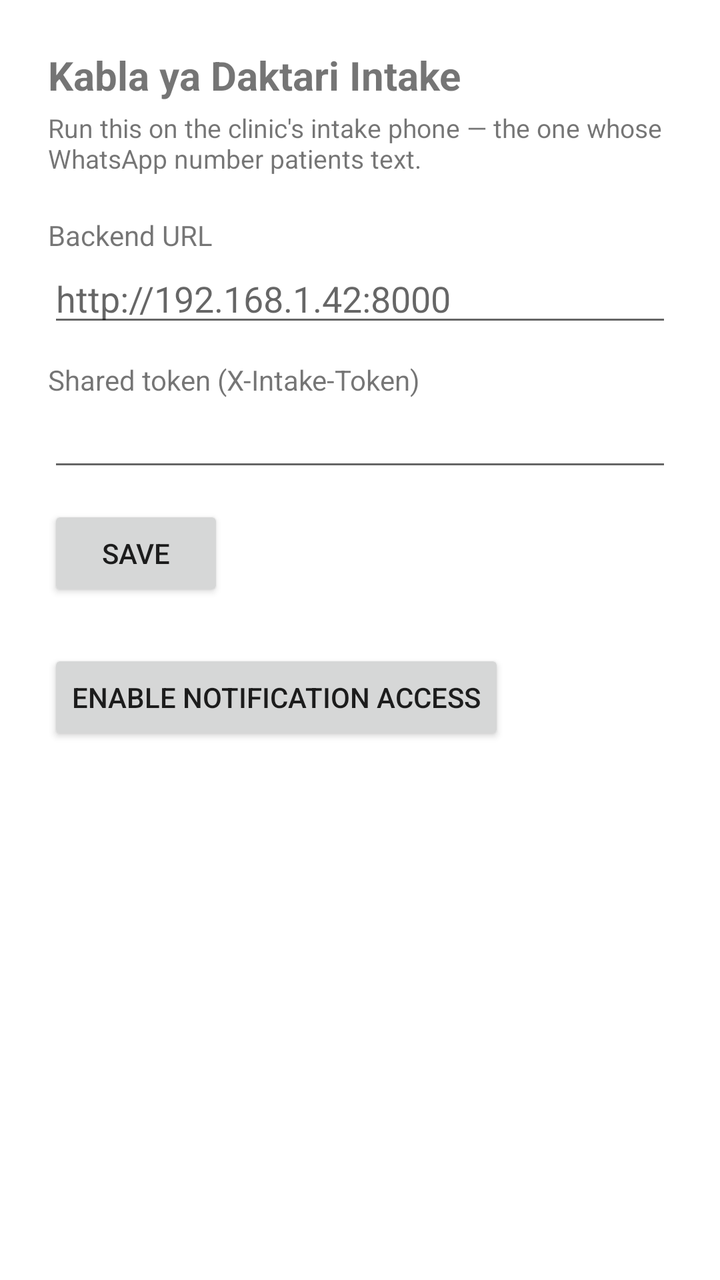
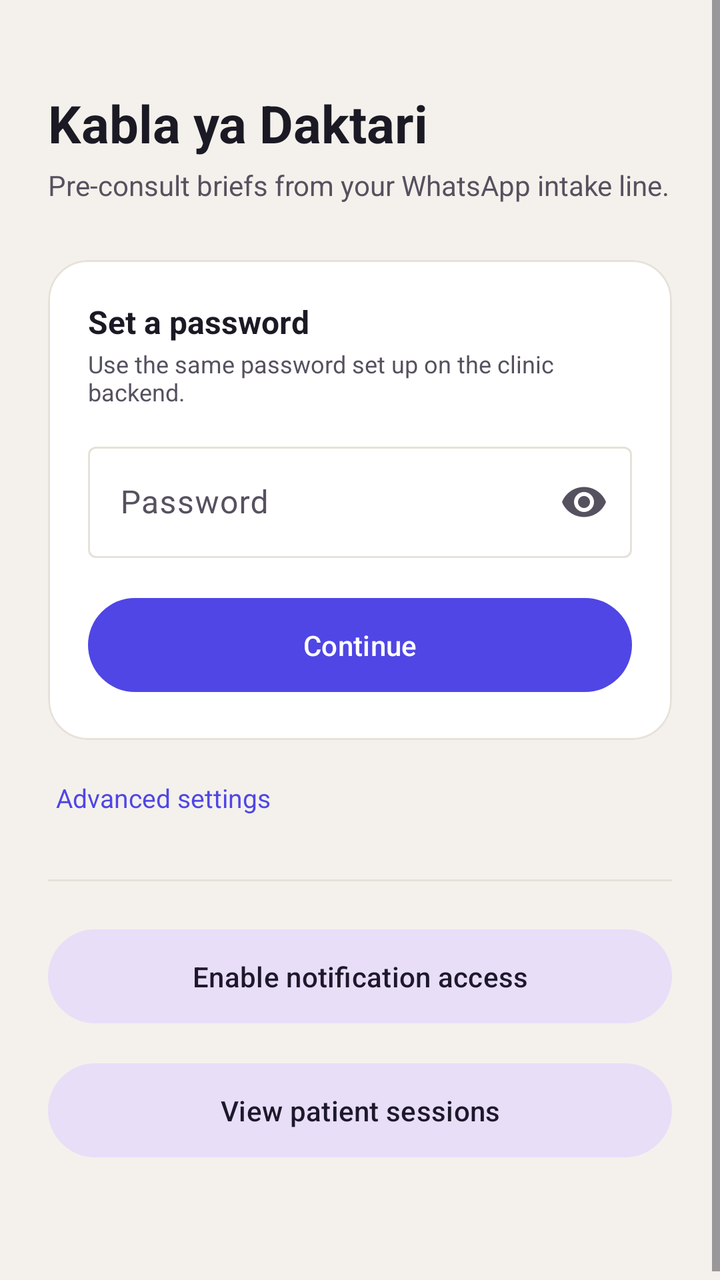

An Android layout rendered at two revisions. The XML below is the earlier revision; the diff shows what the commit changed to produce the second picture.
<!-- AndroidManifest.xml: application theme Theme.MaterialComponents.DayNight.NoActionBar -->
<!-- res/layout/activity_main.xml -->
<?xml version="1.0" encoding="utf-8"?>
<LinearLayout xmlns:android="http://schemas.android.com/apk/res/android"
    android:layout_width="match_parent"
    android:layout_height="match_parent"
    android:orientation="vertical"
    android:padding="24dp">

    <TextView
        android:layout_width="wrap_content"
        android:layout_height="wrap_content"
        android:text="@string/app_name"
        android:textSize="20sp"
        android:textStyle="bold"
        android:layout_marginBottom="4dp" />

    <TextView
        android:layout_width="wrap_content"
        android:layout_height="wrap_content"
        android:text="Run this on the clinic's intake phone — the one whose WhatsApp number patients text."
        android:textSize="13sp"
        android:layout_marginBottom="20dp" />

    <TextView
        android:layout_width="wrap_content"
        android:layout_height="wrap_content"
        android:text="Backend URL" />
    <EditText
        android:id="@+id/backendUrlField"
        android:layout_width="match_parent"
        android:layout_height="wrap_content"
        android:inputType="textUri"
        android:hint="http://192.168.1.42:8000" />

    <TextView
        android:layout_width="wrap_content"
        android:layout_height="wrap_content"
        android:layout_marginTop="12dp"
        android:text="Shared token (X-Intake-Token)" />
    <EditText
        android:id="@+id/tokenField"
        android:layout_width="match_parent"
        android:layout_height="wrap_content"
        android:inputType="text" />

    <Button
        android:id="@+id/saveButton"
        android:layout_width="wrap_content"
        android:layout_height="wrap_content"
        android:layout_marginTop="12dp"
        android:text="Save" />

    <Button
        android:id="@+id/grantAccessButton"
        android:layout_width="wrap_content"
        android:layout_height="wrap_content"
        android:layout_marginTop="24dp"
        android:text="Enable notification access" />

    <TextView
        android:id="@+id/statusText"
        android:layout_width="match_parent"
        android:layout_height="wrap_content"
        android:layout_marginTop="16dp"
        android:textSize="13sp" />

</LinearLayout>
<!-- resources referenced by this layout -->
<resources>
  <string name="app_name">Kabla ya Daktari Intake</string>
</resources>

<!-- the commit's change to res/layout/activity_main.xml (unified diff, before → after) -->
@@ -1,66 +1,166 @@
 <?xml version="1.0" encoding="utf-8"?>
-<LinearLayout xmlns:android="http://schemas.android.com/apk/res/android"
+<ScrollView xmlns:android="http://schemas.android.com/apk/res/android"
+    xmlns:app="http://schemas.android.com/apk/res-auto"
     android:layout_width="match_parent"
     android:layout_height="match_parent"
-    android:orientation="vertical"
-    android:padding="24dp">
+    android:background="@color/canvas"
+    android:fillViewport="true">
 
-    <TextView
-        android:layout_width="wrap_content"
-        android:layout_height="wrap_content"
-        android:text="@string/app_name"
-        android:textSize="20sp"
-        android:textStyle="bold"
-        android:layout_marginBottom="4dp" />
-
-    <TextView
-        android:layout_width="wrap_content"
-        android:layout_height="wrap_content"
-        android:text="Run this on the clinic's intake phone — the one whose WhatsApp number patients text."
-        android:textSize="13sp"
-        android:layout_marginBottom="20dp" />
-
-    <TextView
-        android:layout_width="wrap_content"
-        android:layout_height="wrap_content"
-        android:text="Backend URL" />
-    <EditText
-        android:id="@+id/backendUrlField"
+    <LinearLayout
         android:layout_width="match_parent"
         android:layout_height="wrap_content"
-        android:inputType="textUri"
-        android:hint="http://192.168.1.42:8000" />
+        android:orientation="vertical"
+        android:padding="24dp">
 
-    <TextView
-        android:layout_width="wrap_content"
-        android:layout_height="wrap_content"
-        android:layout_marginTop="12dp"
-        android:text="Shared token (X-Intake-Token)" />
-    <EditText
-        android:id="@+id/tokenField"
-        android:layout_width="match_parent"
-        android:layout_height="wrap_content"
-        android:inputType="text" />
+        <TextView
+            android:layout_width="wrap_content"
+            android:layout_height="wrap_content"
+            android:layout_marginTop="20dp"
+            android:text="Kabla ya Daktari"
+            android:textColor="@color/ink"
+            android:textSize="26sp"
+            android:textStyle="bold" />
 
-    <Button
-        android:id="@+id/saveButton"
-        android:layout_width="wrap_content"
-        android:layout_height="wrap_content"
-        android:layout_marginTop="12dp"
-        android:text="Save" />
+        <TextView
+            android:layout_width="wrap_content"
+            android:layout_height="wrap_content"
+            android:layout_marginTop="4dp"
+            android:layout_marginBottom="28dp"
+            android:text="Pre-consult briefs from your WhatsApp intake line."
+            android:textColor="@color/ink_mid"
+            android:textSize="14sp" />
 
-    <Button
-        android:id="@+id/grantAccessButton"
-        android:layout_width="wrap_content"
-        android:layout_height="wrap_content"
-        android:layout_marginTop="24dp"
-        android:text="Enable notification access" />
+        <com.google.android.material.card.MaterialCardView
+            android:layout_width="match_parent"
+            android:layout_height="wrap_content"
+            app:cardBackgroundColor="@color/surface"
+            app:cardCornerRadius="20dp"
+            app:cardElevation="0dp"
+            app:strokeColor="@color/line"
+            app:strokeWidth="1dp">
 
-    <TextView
-        android:id="@+id/statusText"
-        android:layout_width="match_parent"
-        android:layout_height="wrap_content"
-        android:layout_marginTop="16dp"
-        android:textSize="13sp" />
+            <LinearLayout
+                android:layout_width="match_parent"
+                android:layout_height="wrap_content"
+                android:orientation="vertical"
+                android:padding="20dp">
 
-</LinearLayout>
+                <TextView
+                    android:layout_width="wrap_content"
+                    android:layout_height="wrap_content"
+                    android:text="Set a password"
+                    android:textColor="@color/ink"
+                    android:textSize="16sp"
+                    android:textStyle="bold" />
+
+                <TextView
+                    android:layout_width="wrap_content"
+                    android:layout_height="wrap_content"
+                    android:layout_marginTop="2dp"
+                    android:layout_marginBottom="14dp"
+                    android:text="Use the same password set up on the clinic backend."
+                    android:textColor="@color/ink_mid"
+                    android:textSize="12sp" />
+
+                <com.google.android.material.textfield.TextInputLayout
+                    style="@style/Widget.Material3.TextInputLayout.OutlinedBox"
+                    android:layout_width="match_parent"
+                    android:layout_height="wrap_content"
+                    app:endIconMode="password_toggle">
+
+                    <com.google.android.material.textfield.TextInputEditText
+                        android:id="@+id/tokenField"
+                        android:layout_width="match_parent"
+                        android:layout_height="wrap_content"
+                        android:hint="Password"
+                        android:inputType="textPassword" />
+
+                </com.google.android.material.textfield.TextInputLayout>
+
+                <com.google.android.material.button.MaterialButton
+                    android:id="@+id/saveButton"
+                    android:layout_width="match_parent"
+                    android:layout_height="wrap_content"
+                    android:layout_marginTop="16dp"
+                    android:paddingTop="14dp"
+                    android:paddingBottom="14dp"
+                    android:text="Continue"
+                    android:textAllCaps="false" />
+
+            </LinearLayout>
+
+        </com.google.android.material.card.MaterialCardView>
+
+        <TextView
+            android:id="@+id/advancedToggle"
+            android:layout_width="wrap_content"
+            android:layout_height="wrap_content"
+            android:layout_marginTop="16dp"
+            android:padding="4dp"
+            android:text="Advanced settings"
+            android:textColor="@color/primary"
+            android:textSize="13sp" />
+
+        <LinearLayout
+            android:id="@+id/advancedSection"
+            android:layout_width="match_parent"
+            android:layout_height="wrap_content"
+            android:layout_marginTop="8dp"
+            android:orientation="vertical"
+            android:visibility="gone">
+
+            <com.google.android.material.textfield.TextInputLayout
+                style="@style/Widget.Material3.TextInputLayout.OutlinedBox"
+                android:layout_width="match_parent"
+                android:layout_height="wrap_content"
+                android:hint="Backend URL">
+
+                <com.google.android.material.textfield.TextInputEditText
+                    android:id="@+id/backendUrlField"
+                    android:layout_width="match_parent"
+                    android:layout_height="wrap_content"
+                    android:inputType="textUri" />
+
+            </com.google.android.material.textfield.TextInputLayout>
+
+        </LinearLayout>
+
+        <View
+            android:layout_width="match_parent"
+            android:layout_height="1dp"
+            android:layout_marginTop="28dp"
+            android:layout_marginBottom="20dp"
+            android:background="@color/line" />
+
+        <com.google.android.material.button.MaterialButton
+            android:id="@+id/grantAccessButton"
+            style="@style/Widget.Material3.Button.TonalButton"
+            android:layout_width="match_parent"
+            android:layout_height="wrap_content"
+            android:paddingTop="14dp"
+            android:paddingBottom="14dp"
+            android:text="Enable notification access"
+            android:textAllCaps="false" />
+
+        <com.google.android.material.button.MaterialButton
+            android:id="@+id/viewSessionsButton"
+            style="@style/Widget.Material3.Button.TonalButton"
+            android:layout_width="match_parent"
+            android:layout_height="wrap_content"
+            android:layout_marginTop="12dp"
+            android:paddingTop="14dp"
+            android:paddingBottom="14dp"
+            android:text="View patient sessions"
+            android:textAllCaps="false" />
+
+        <TextView
+            android:id="@+id/statusText"
+            android:layout_width="match_parent"
+            android:layout_height="wrap_content"
+            android:layout_marginTop="20dp"
+            android:textColor="@color/ink_mid"
+            android:textSize="13sp" />
+
+    </LinearLayout>
+
+</ScrollView>
<!-- resource entries referenced after the edit -->
@@ -1,5 +1,45 @@
 <!-- resources referenced by this layout -->
 <resources>
-  <string name="app_name">Kabla ya Daktari Intake</string>
+  <color name="canvas">#F4F1EC</color>
+  <color name="ink">#1B1A24</color>
+  <color name="ink_mid">#56515F</color>
+  <color name="line">#E6E1D9</color>
+  <color name="primary">#4F46E5</color>
+  <color name="surface">#FFFFFF</color>
+  <style name="Theme.KablaIntake" parent="Theme.Material3.DayNight.NoActionBar">
+          <item name="colorPrimary">@color/primary</item>
+          <item name="colorOnPrimary">@color/surface</item>
+          <item name="colorPrimaryContainer">@color/primary_soft</item>
+          <item name="colorOnPrimaryContainer">@color/primary_dark</item>
+          <item name="colorSecondary">@color/accent</item>
+          <item name="colorOnSecondary">@color/surface</item>
+          <item name="android:colorBackground">@color/canvas</item>
+          <item name="colorSurface">@color/surface</item>
+          <item name="colorOnSurface">@color/ink</item>
+          <item name="colorOnBackground">@color/ink</item>
+          <item name="colorSurfaceVariant">@color/surface_sub</item>
+          <item name="colorOnSurfaceVariant">@color/ink_mid</item>
+          <item name="colorOutline">@color/line</item>
+          <item name="colorError">@color/error</item>
+          <item name="colorErrorContainer">@color/error_soft</item>
+          <item name="shapeAppearanceSmallComponent">@style/ShapeAppearance.KablaIntake.Small</item>
+          <item name="shapeAppearanceMediumComponent">@style/ShapeAppearance.KablaIntake.Medium</item>
+          <item name="shapeAppearanceLargeComponent">@style/ShapeAppearance.KablaIntake.Large</item>
+      </style>
+  <color name="primary_soft">#ECECFF</color>
+  <color name="primary_dark">#4338CA</color>
+  <color name="accent">#C8922E</color>
+  <color name="surface_sub">#FAF9F6</color>
+  <color name="error">#A33D49</color>
+  <color name="error_soft">#F8E9EB</color>
+  <style name="ShapeAppearance.KablaIntake.Small" parent="ShapeAppearance.Material3.Corner.Medium">
+          <item name="cornerSize">12dp</item>
+      </style>
+  <style name="ShapeAppearance.KablaIntake.Medium" parent="ShapeAppearance.Material3.Corner.Medium">
+          <item name="cornerSize">14dp</item>
+      </style>
+  <style name="ShapeAppearance.KablaIntake.Large" parent="ShapeAppearance.Material3.Corner.Large">
+          <item name="cornerSize">20dp</item>
+      </style>
 </resources>
 
